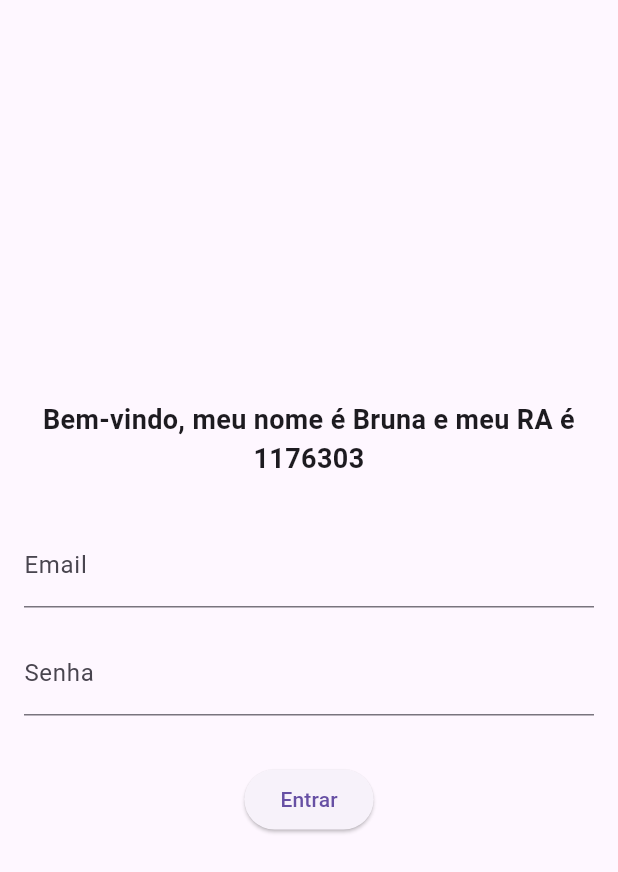
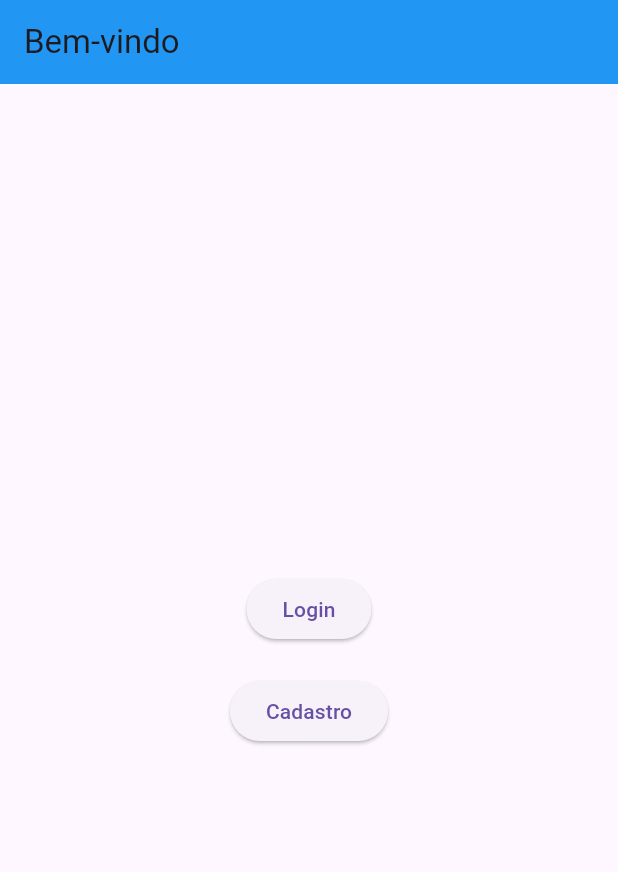
Before and after one commit to brunacr1/ProjetoFlutter, a Flutter app: the screen it shows after launch, on a phone screen of 412 x 824 dp. Shown: the top 872 px of the screen. Run offline on Flutter 3.47's test engine with Material 3 defaults, Android fonts, the phone set to English and light mode, and no system bars.

Commit message:
Correções no projeto

```diff
--- a/lib/login.dart
+++ b/lib/login.dart
@@ -2,73 +2,91 @@ import 'package:flutter/material.dart';
 import 'calendar.dart';
 
 class LoginPage extends StatefulWidget {
-  const LoginPage({Key? key}) : super(key: key);
-
   @override
   _LoginPageState createState() => _LoginPageState();
 }
 
 class _LoginPageState extends State<LoginPage> {
-  String email = '';
-  String password = '';
+  final TextEditingController _emailController = TextEditingController();
+  final TextEditingController _passwordController = TextEditingController();
 
-  void validateLogin() {
-    if (email.trim().isNotEmpty && password.trim().isNotEmpty) {
+  // -------- Validar e-mail com regex --------
+  bool validarEmail(String email) {
+    final regex = RegExp(r'^[\w-\.]+@([\w-]+\.)+[\w-]{2,4}$');
+    return regex.hasMatch(email);
+  }
+
+  // -------- Validar senha --------
+  bool validarSenha(String senha) {
+    return senha.length >= 6;
+  }
+
+  void fazerLogin() {
+    final email = _emailController.text;
+    final senha = _passwordController.text;
+
+    if (!validarEmail(email)) {
+      mostrarErro("E-mail inválido");
+      return;
+    }
+
+    if (!validarSenha(senha)) {
+      mostrarErro("A senha deve ter no mínimo 6 caracteres");
+      return;
+    }
+
+    // -------- Se tudo OK, abre o calendário --------
     Navigator.pushReplacement(
       context,
-        MaterialPageRoute(builder: (context) => const CalendarPage()),
-      );
-    } else {
-      ScaffoldMessenger.of(context).showSnackBar(
-        const SnackBar(content: Text('Preencha email e senha!')),
+      MaterialPageRoute(builder: (_) => CalendarPage()),
     );
   }
+
+  // -------- Mostrar snackbar bonito --------
+  void mostrarErro(String mensagem) {
+    ScaffoldMessenger.of(context).showSnackBar(
+      SnackBar(
+        content: Text(mensagem),
+        backgroundColor: Colors.redAccent,
+      ),
+    );
   }
 
   @override
   Widget build(BuildContext context) {
     return Scaffold(
-      body: Center(
-        child: Padding(
+      appBar: AppBar(
+        title: Text("Login"),
+        backgroundColor: Colors.blue,
+        leading: IconButton(
+          icon: Icon(Icons.arrow_back),
+          onPressed: () {
+            Navigator.pop(context); // volta para TelaInicial
+          },
+        ),
+      ),
+      body: Padding(
         padding: const EdgeInsets.all(16.0),
         child: Column(
-            mainAxisAlignment: MainAxisAlignment.center,
           children: [
-
-              // ⭐ MENSAGEM PERSONALIZADA
-              const Text(
-                "Bem-vindo, meu nome é Bruna e meu RA é 1176303",
-                style: TextStyle(
-                  fontSize: 18,
-                  fontWeight: FontWeight.bold,
-                ),
-                textAlign: TextAlign.center,
+            TextField(
+              controller: _emailController,
+              decoration: InputDecoration(labelText: "E-mail"),
             ),
 
-              const SizedBox(height: 30),
-
             TextField(
-                onChanged: (text) => email = text,
-                keyboardType: TextInputType.emailAddress,
-                decoration: const InputDecoration(labelText: 'Email'),
+              controller: _passwordController,
+              obscureText: true,
+              decoration: InputDecoration(labelText: "Senha"),
             ),
 
-              const SizedBox(height: 16),
-
-              TextField(
-                onChanged: (text) => password = text,
-                obscureText: true,
-                decoration: const InputDecoration(labelText: 'Senha'),
-              ),
-
-              const SizedBox(height: 32),
+            SizedBox(height: 20),
 
             ElevatedButton(
-                onPressed: validateLogin,
-                child: const Text('Entrar'),
+              onPressed: fazerLogin,
+              child: Text("Entrar"),
             ),
           ],
-          ),
         ),
       ),
     );
--- a/lib/main.dart
+++ b/lib/main.dart
@@ -1,18 +1,55 @@
 import 'package:flutter/material.dart';
 import 'login.dart';
-
 
 void main() {
   runApp(MyApp());
 }
-
 
 class MyApp extends StatelessWidget {
   @override
   Widget build(BuildContext context) {
     return MaterialApp(
       debugShowCheckedModeBanner: false,
-home: LoginPage(),
+      home: TelaInicial(),
     );
   }
 }
+
+class TelaInicial extends StatelessWidget {
+  @override
+  Widget build(BuildContext context) {
+    return Scaffold(
+      appBar: AppBar(
+        title: Text("Bem-vindo"),
+        backgroundColor: Colors.blue,
+      ),
+      body: Center(
+        child: Column(
+          mainAxisAlignment: MainAxisAlignment.center,
+          children: [
+            ElevatedButton(
+              onPressed: () {
+                Navigator.push(
+                  context,
+                  MaterialPageRoute(builder: (_) => LoginPage()),
+                );
+              },
+              child: Text("Login"),
+            ),
+
+            SizedBox(height: 20),
+
+            ElevatedButton(
+              onPressed: () {
+                ScaffoldMessenger.of(context).showSnackBar(
+                  SnackBar(content: Text("Tela de cadastro ainda não criada")),
+                );
+              },
+              child: Text("Cadastro"),
+            ),
+          ],
+        ),
+      ),
+    );
+  }
+}
```
Also changed, not shown: lib/calendar.dart (line endings or trailing spaces). Lines whose indentation alone changed are shown as unchanged.
